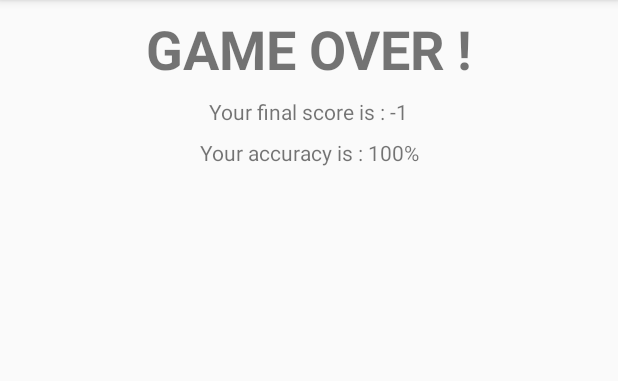
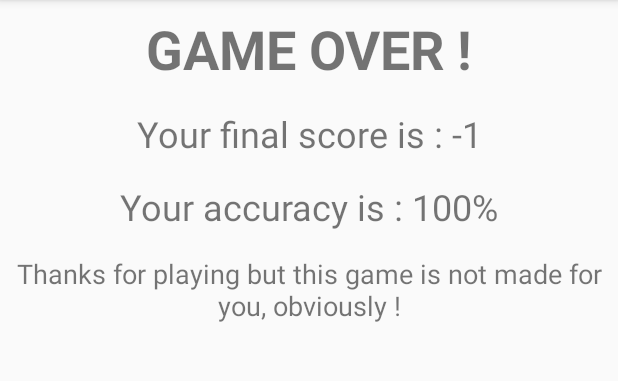
Before and after one commit to pandadod/Whack-a-hero, an Android app: the ScoreActivity screen opened directly, with no data from a screen before it, on a phone screen of 412 x 824 dp, the part 84-465 px from its top. Run offline under Robolectric (Android 15) with nearby library versions, the phone set to English and light mode, and no system bars; network calls fail.

Commit message:
amelioration scoreAcitivity

```diff
--- a/app/src/main/AndroidManifest.xml
+++ b/app/src/main/AndroidManifest.xml
@@ -11,7 +11,8 @@
         android:roundIcon="@mipmap/ic_launcher_round"
         android:supportsRtl="true"
         android:theme="@style/AppTheme">
-        <activity android:name=".ScoreActivity"></activity>
+        <activity android:name=".ConnexionActivity"></activity>
+        <activity android:name=".ScoreActivity" />
         <activity android:name=".MainActivity">
             <intent-filter>
                 <action android:name="android.intent.action.MAIN" />
--- a/app/src/main/java/com/example/whackahero/ScoreActivity.java
+++ b/app/src/main/java/com/example/whackahero/ScoreActivity.java
@@ -20,5 +20,18 @@ public class ScoreActivity extends AppCompatActivity {
         tvScore.setText("Your final score is : " + score);
         TextView tvAccuracy = findViewById(R.id.tvAccuracy);
         tvAccuracy.setText("Your accuracy is : " + score * 100 / accuracy + "%");
+        TextView tvPhrase = findViewById(R.id.tvPhrase);
+        if (score<20) {
+            tvPhrase.setText("Thanks for playing but this game is not made for you, obviously !");
+        }
+        if (score>=20 && score<40) {
+            tvPhrase.setText("Not bad ! Feel free to purchase the app on Google Play Store to try again");
+        }
+        if (score>=40 && score<=60) {
+            tvPhrase.setText("Well done ! Yet you still have a long way to beat our master guru Bastien !");
+        }
+        if (score>60) {
+            tvPhrase.setText("Congratulations, but princess Peach is in another castle, try again !");
+        }
     }
 }
--- a/app/src/main/res/layout/activity_score.xml
+++ b/app/src/main/res/layout/activity_score.xml
@@ -14,7 +14,7 @@
         android:layout_marginTop="8dp"
         android:layout_marginEnd="8dp"
         android:gravity="center"
-        android:text="GAME OVER !"
+        android:text="@string/game_over"
         android:textSize="36sp"
         android:textStyle="bold"
         app:layout_constraintEnd_toEndOf="parent"
@@ -23,9 +23,11 @@
 
     <TextView
         android:id="@+id/tvScore"
-        android:layout_width="wrap_content"
+        android:layout_width="0dp"
         android:layout_height="wrap_content"
-        android:layout_marginTop="8dp"
+        android:layout_marginTop="16dp"
+        android:gravity="center"
+        android:textSize="24sp"
         app:layout_constraintEnd_toEndOf="parent"
         app:layout_constraintStart_toStartOf="parent"
         app:layout_constraintTop_toBottomOf="@+id/tvGameOver"
@@ -33,11 +35,25 @@
 
     <TextView
         android:id="@+id/tvAccuracy"
-        android:layout_width="wrap_content"
+        android:layout_width="0dp"
         android:layout_height="wrap_content"
-        android:layout_marginTop="8dp"
+        android:layout_marginTop="16dp"
+        android:gravity="center"
+        android:textSize="24sp"
         app:layout_constraintEnd_toEndOf="parent"
         app:layout_constraintStart_toStartOf="parent"
         app:layout_constraintTop_toBottomOf="@+id/tvScore"
         tools:text="Accuracy" />
+
+    <TextView
+        android:id="@+id/tvPhrase"
+        android:layout_width="0dp"
+        android:layout_height="wrap_content"
+        android:layout_marginTop="16dp"
+        android:gravity="center"
+        android:textSize="18sp"
+        app:layout_constraintEnd_toEndOf="parent"
+        app:layout_constraintStart_toStartOf="parent"
+        app:layout_constraintTop_toBottomOf="@+id/tvAccuracy"
+        tools:text="phrase vainqueur" />
 </android.support.constraint.ConstraintLayout>
--- a/app/src/main/res/values/strings.xml
+++ b/app/src/main/res/values/strings.xml
@@ -1,4 +1,5 @@
 <resources>
     <string name="app_name">Whack a hero</string>
     <string name="score">Score :</string>
+    <string name="game_over">GAME OVER !</string>
 </resources>
```
Also changed, not shown: app/src/main/java/com/example/whackahero/ConnexionActivity.java (added, +13 -0 lines), app/src/main/res/layout/activity_connexion.xml (added, +9 -0 lines).
